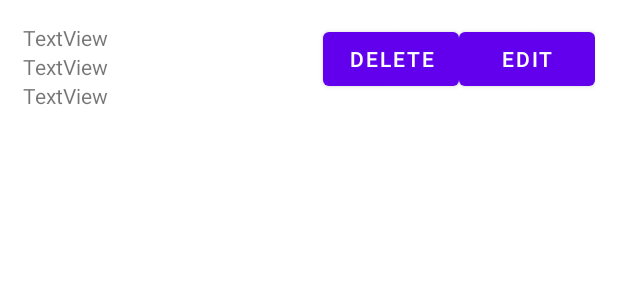
After one commit to SaleemMaini/ExamApp, an Android app: the layout question_item.xml on its own in the app's theme, with its tools: preview values and no code run, on a phone screen of 412 x 824 dp. The commit adds this screen. Shown: the top 300 px of the screen. Run offline under Robolectric (Android 15) with nearby library versions, the phone set to English and light mode, and no system bars.

Commit message:
10/6/2021 09:08pm

```diff
--- /dev/null
+++ b/app/src/main/res/layout/question_item.xml
@@ -0,0 +1,50 @@
+<?xml version="1.0" encoding="utf-8"?>
+<LinearLayout xmlns:android="http://schemas.android.com/apk/res/android"
+    android:layout_width="match_parent"
+    android:layout_height="wrap_content"
+    android:layout_margin="15dp"
+    android:orientation="horizontal">
+
+
+    <LinearLayout
+        android:layout_width="200dp"
+        android:layout_height="wrap_content"
+        android:orientation="vertical">
+
+        <TextView
+            android:id="@+id/questionId"
+            android:layout_width="wrap_content"
+            android:layout_height="wrap_content"
+            android:layout_weight="1"
+            android:text="TextView" />
+
+        <TextView
+            android:id="@+id/questionText"
+            android:layout_width="wrap_content"
+            android:layout_height="wrap_content"
+            android:layout_weight="1"
+            android:text="TextView" />
+
+        <TextView
+            android:id="@+id/questionMark"
+            android:layout_width="wrap_content"
+            android:layout_height="wrap_content"
+            android:layout_weight="1"
+            android:text="TextView" />
+
+    </LinearLayout>
+
+    <Button
+        android:id="@+id/button2"
+        android:layout_width="wrap_content"
+        android:layout_height="wrap_content"
+        android:layout_weight="1"
+        android:text="Delete" />
+
+    <Button
+        android:id="@+id/button4"
+        android:layout_width="wrap_content"
+        android:layout_height="wrap_content"
+        android:layout_weight="1"
+        android:text="Edit" />
+</LinearLayout>
```
Also changed, not shown: app/src/main/java/com/example/examapp/Controller/RecyclerViewAdapter.java (added, +60 -0 lines), app/src/main/java/com/example/examapp/Views/Course1.java (+23 -3 lines), app/src/main/java/com/example/examapp/Views/QuestionMangmentActivity.java (+8 -4 lines), app/src/main/res/layout/fragment_course1.xml (+12 -9 lines).
